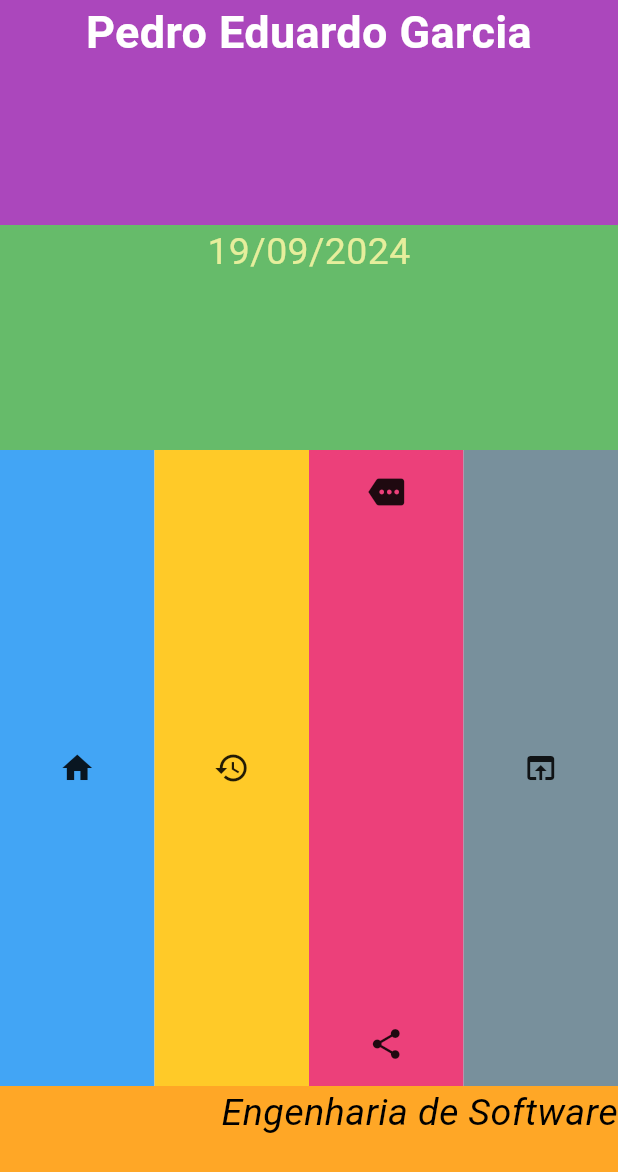
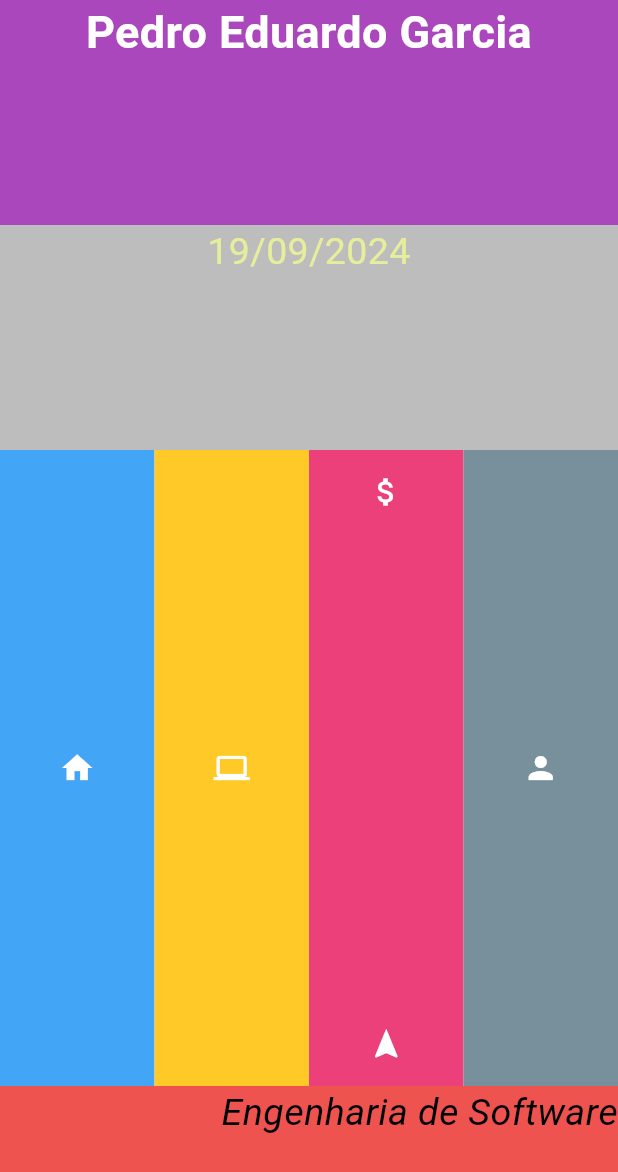
Before and after one commit to faustocintra/dsm2-unifacef-2024-2, a Flutter app: the screen it shows after launch, on a phone screen of 412 x 824 dp. Shown: the top 1172 px of the screen. Run offline on Flutter 3.47's test engine with Material 3 defaults, Android fonts, the phone set to English and light mode, and no system bars.

Commit message:
Finalização Layout 2 pra prova

```diff
--- a/layout2/lib/main.dart
+++ b/layout2/lib/main.dart
@@ -60,9 +60,9 @@ class Layout extends StatelessWidget {
           children: [
             Expanded(
                 child: Container(
-              color: Colors.green[400],
+              color: Colors.grey[400],
               height: 150,
-              //Adicionei o child nesse Expanded para criar o texto com a data
+              //Adicionei o child nesse Expanded para colocar o texto com a data
               child: Text(
                 '19/09/2024',
                 textAlign: TextAlign.center,
@@ -81,41 +81,42 @@ class Layout extends StatelessWidget {
             Expanded(
                 child: Container(
               color: Colors.blue[400],
-              child: const Icon(Icons.home),
+              child: const Icon(Icons.home,
+                                color: Colors.white, ),
             )),
             Expanded(
                 child: Container(
               color: Colors.amber[400],
-              child: const Icon(Icons.history),
+              child: const Icon(Icons.laptop, color: Colors.white, ),
             )),
             Expanded(
                 child: Container(
               color: Colors.pink[400],
-              //Adicionei um padding para que os icones nao ficassem colados na borda
+              //Adicionei esse padding para evitar que icones nao ficassem colados na borda
               padding: const EdgeInsets.all(16),
-              //Como essa coluna terá 2 ícones, adicionei uma column pra isso
+              //essa coluna terá 2 ícones
               child: const Column(
                 mainAxisAlignment: MainAxisAlignment.spaceBetween,
                 children: [
-                  Icon(Icons.more),
-                  Icon(Icons.share),
+                  Icon(Icons.attach_money, color: Colors.white, ),
+                  Icon(Icons.navigation, color: Colors.white,),
                 ],
               ),
             )),
-            //Adicionando a quarta coluna
+            // a quarta coluna
             Expanded(
                 child: Container(
               color: Colors.blueGrey[400],
-              child: const Icon(Icons.open_in_browser),
+              child: const Icon(Icons.person, color: Colors.white,),
             )),
           ],
         )),
-        //Adicionando a ultima linha solicitada
+        // ultima linha
         Row(
           children: [
             Expanded(
                 child: Container(
-              color: Colors.orange[400],
+              color: Colors.red[400],
               height: 100,
               //Texto com o nome do curso
               child: const Text(
```
Also changed, not shown: layout2/PRINT PROVA 1/print smartphone.png (added).
